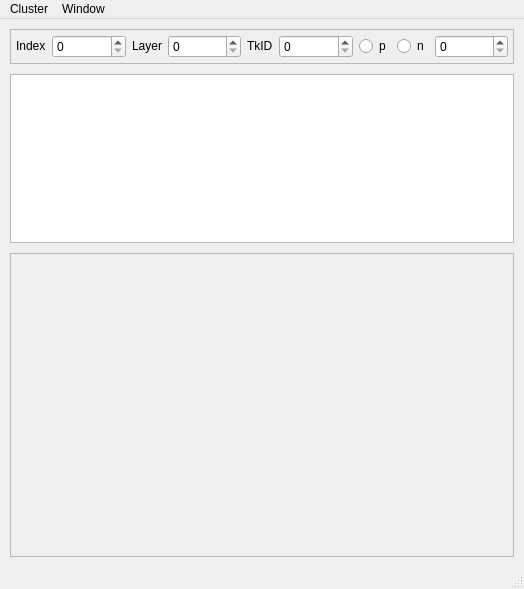
This is tkdisplay/ui/clwidget.ui in krafczyk/AMS as Qt 5 draws it before an edit. The edited form follows.
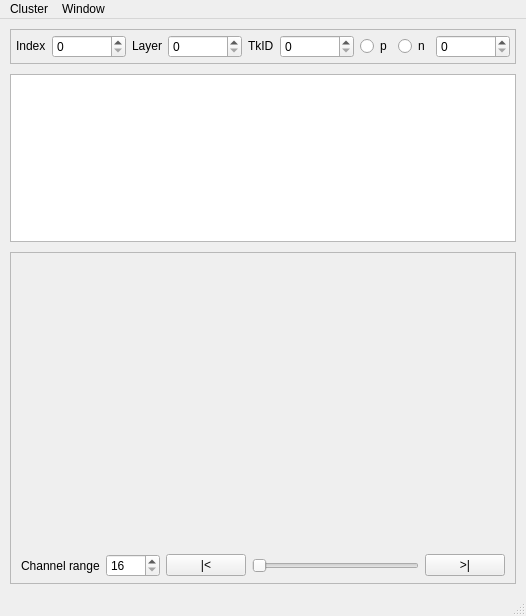
This is the edited form. Custom widgets are drawn as their Qt base class.

```diff
--- a/tkdisplay/ui/clwidget.ui
+++ b/tkdisplay/ui/clwidget.ui
@@ -6,8 +6,8 @@
    <rect>
     <x>0</x>
     <y>0</y>
-    <width>524</width>
-    <height>589</height>
+    <width>526</width>
+    <height>616</height>
    </rect>
   </property>
   <property name="windowTitle">
@@ -187,6 +187,9 @@
        <enum>QFrame::Raised</enum>
       </property>
       <layout class="QVBoxLayout" name="vL2">
+       <property name="spacing">
+        <number>0</number>
+       </property>
        <property name="margin">
         <number>1</number>
        </property>
@@ -200,12 +203,68 @@
          </property>
          <property name="minimumSize">
           <size>
-           <width>480</width>
+           <width>500</width>
            <height>300</height>
           </size>
          </property>
         </widget>
        </item>
+       <item>
+        <widget class="QFrame" name="frXax">
+         <property name="frameShape">
+          <enum>QFrame::NoFrame</enum>
+         </property>
+         <property name="frameShadow">
+          <enum>QFrame::Raised</enum>
+         </property>
+         <layout class="QHBoxLayout" name="horizontalLayout">
+          <property name="topMargin">
+           <number>0</number>
+          </property>
+          <property name="bottomMargin">
+           <number>5</number>
+          </property>
+          <item>
+           <widget class="QLabel" name="label">
+            <property name="text">
+             <string>Channel range</string>
+            </property>
+           </widget>
+          </item>
+          <item>
+           <widget class="QSpinBox" name="sbXax">
+            <property name="minimum">
+             <number>16</number>
+            </property>
+            <property name="maximum">
+             <number>1024</number>
+            </property>
+           </widget>
+          </item>
+          <item>
+           <widget class="QPushButton" name="pbXa1">
+            <property name="text">
+             <string>|&lt;</string>
+            </property>
+           </widget>
+          </item>
+          <item>
+           <widget class="QSlider" name="sdXax">
+            <property name="orientation">
+             <enum>Qt::Horizontal</enum>
+            </property>
+           </widget>
+          </item>
+          <item>
+           <widget class="QPushButton" name="pbXa2">
+            <property name="text">
+             <string>&gt;|</string>
+            </property>
+           </widget>
+          </item>
+         </layout>
+        </widget>
+       </item>
       </layout>
      </widget>
     </item>
@@ -216,7 +275,7 @@
     <rect>
      <x>0</x>
      <y>0</y>
-     <width>524</width>
+     <width>526</width>
      <height>22</height>
     </rect>
    </property>
```
